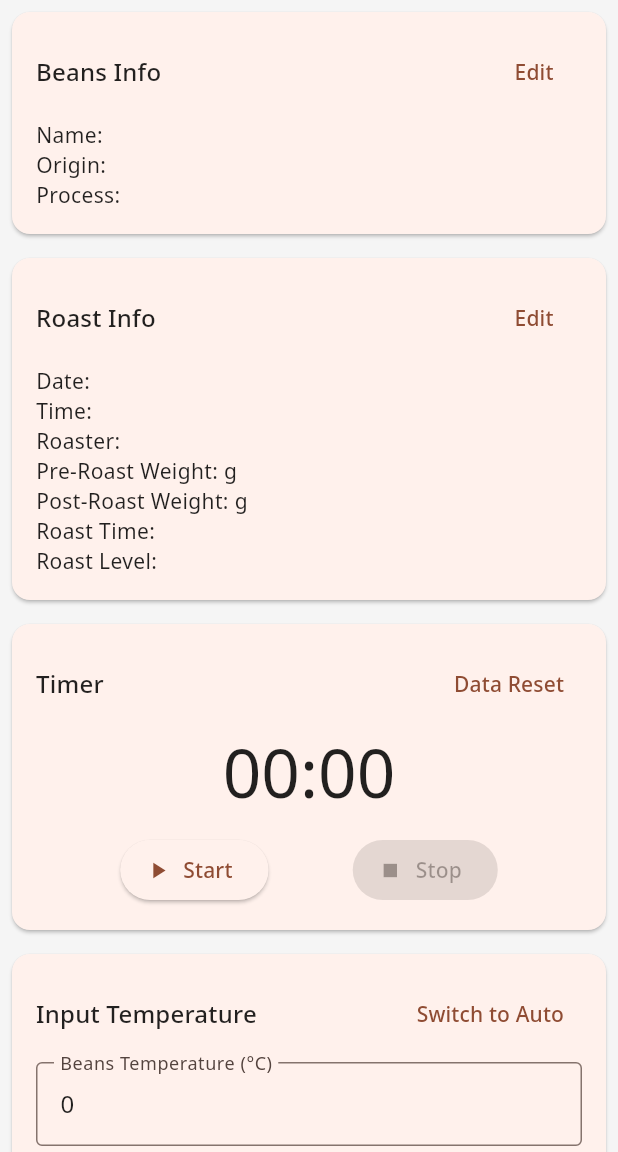
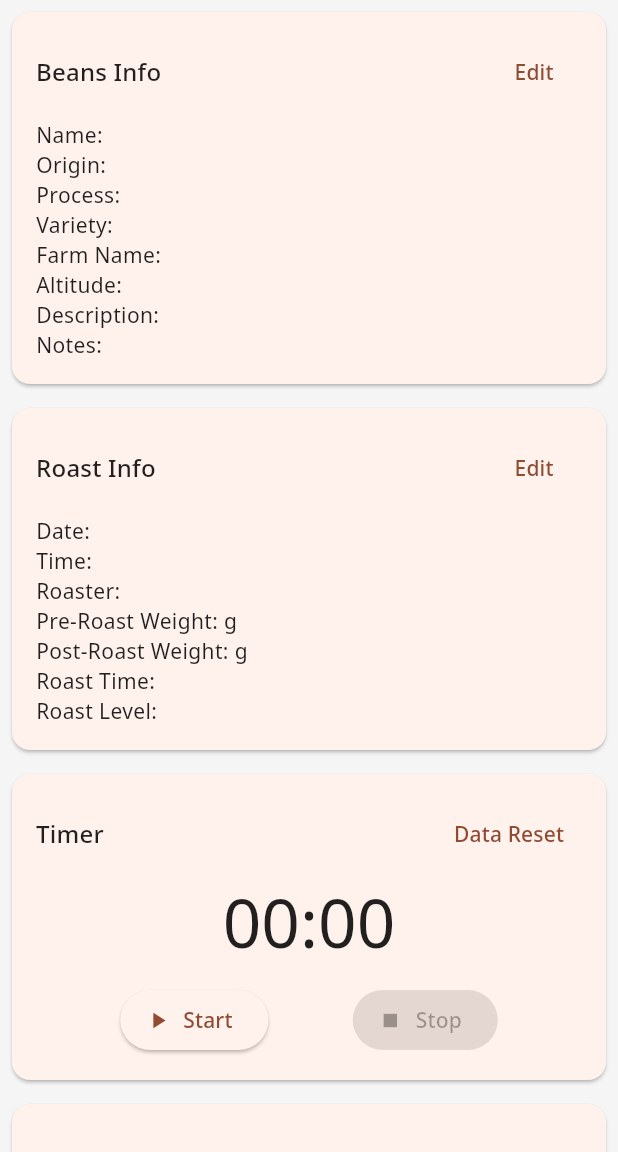
Before and after one commit to popcoondev/roast_logger, a Flutter app: the screen it shows after launch, tab 2 chosen, after a tap on the "add" icon, on a phone screen of 412 x 824 dp, the part 84-1236 px from its top. Run offline on Flutter 3.47's test engine with Material 3 defaults, Android fonts, the light colour scheme and no system bars; our stand-ins replace fl_chart, font_awesome_flutter, google_fonts, sqflite; accounts and stored records are empty.

Commit message:
Modifiled GreenBean table

```diff
--- a/lib/dialogs/bean_info_dialog.dart
+++ b/lib/dialogs/bean_info_dialog.dart
@@ -1,11 +1,11 @@
 // dialogs/bean_info_dialog.dart
 
 import 'package:flutter/material.dart';
-import '../models/bean_info.dart';
+import '../models/green_bean.dart';
 
 class BeanInfoDialog extends StatefulWidget {
-  final BeanInfo beanInfo;
-  final Function(BeanInfo) onSave;
+  final GreenBean beanInfo;
+  final Function(GreenBean) onSave;
 
   const BeanInfoDialog({Key? key, required this.beanInfo, required this.onSave}) : super(key: key);
 
@@ -17,6 +17,11 @@ class _BeanInfoDialogState extends State<BeanInfoDialog> {
   late TextEditingController _nameController;
   late TextEditingController _originController;
   late TextEditingController _processController;
+  late TextEditingController _varietyController;
+  late TextEditingController _farmNameController;
+  late TextEditingController _altitudeController;
+  late TextEditingController _descriptionController;
+  late TextEditingController _notesController;
 
   @override
   void initState() {
@@ -24,6 +29,12 @@ class _BeanInfoDialogState extends State<BeanInfoDialog> {
     _nameController = TextEditingController(text: widget.beanInfo.name);
     _originController = TextEditingController(text: widget.beanInfo.origin);
     _processController = TextEditingController(text: widget.beanInfo.process);
+    _varietyController = TextEditingController(text: widget.beanInfo.variety);
+    _farmNameController = TextEditingController(text: widget.beanInfo.farmName);
+    _altitudeController = TextEditingController(text: widget.beanInfo.altitude);
+    _descriptionController = TextEditingController(text: widget.beanInfo.description);
+    _notesController = TextEditingController(text: widget.beanInfo.notes);
+
   }
 
   @override
@@ -46,6 +57,28 @@ class _BeanInfoDialogState extends State<BeanInfoDialog> {
               controller: _processController,
               decoration: const InputDecoration(labelText: 'Process'),
             ),
+            TextField(
+              controller: _varietyController,
+              decoration: const InputDecoration(labelText: 'Variety'),
+            ),
+            TextField(
+              controller: _farmNameController,
+              decoration: const InputDecoration(labelText: 'Farm Name'),
+            ),
+            TextField(
+              controller: _altitudeController,
+              decoration: const InputDecoration(labelText: 'Altitude'),
+            ),
+            TextField(
+              controller: _descriptionController,
+              decoration: const InputDecoration(labelText: 'Description'),
+              maxLines: 3,
+            ),
+            TextField(
+              controller: _notesController,
+              decoration: const InputDecoration(labelText: 'Notes'),
+              maxLines: 3,
+            ),
           ],
         ),
       ),
@@ -58,11 +91,18 @@ class _BeanInfoDialogState extends State<BeanInfoDialog> {
         ),
         ElevatedButton(
           onPressed: () {
-            widget.onSave(BeanInfo(
+            widget.onSave(GreenBean(
               id: widget.beanInfo.id,
+              createdAt: widget.beanInfo.createdAt,
+              updatedAt: DateTime.now(),
               name: _nameController.text,
               origin: _originController.text,
               process: _processController.text,
+              variety: _varietyController.text,
+              farmName: _farmNameController.text,
+              altitude: _altitudeController.text,
+              description: _descriptionController.text,
+              notes: _notesController.text,
             ));
             Navigator.of(context).pop();
           },
--- a/lib/helper/database_helper.dart
+++ b/lib/helper/database_helper.dart
@@ -1,7 +1,7 @@
 import 'dart:async';
 import 'package:path/path.dart';
 import 'package:sqflite/sqflite.dart';
-import '../models/bean_info.dart';
+import '../models/green_bean.dart';
 import '../models/roast_info.dart';
 import '../models/cupping_result.dart';
 // import '../models/drink.dart';
@@ -39,30 +39,40 @@ class DatabaseHelper {
     await db.execute('''
       CREATE TABLE green_beans (
         id TEXT PRIMARY KEY,
+        createdAt TEXT,
+        updatedAt TEXT,
         name TEXT NOT NULL,
         origin TEXT,
-        process TEXT
+        process TEXT,
+        variety TEXT,
+        farmName TEXT,
+        altitude TEXT,
+        description TEXT,
+        notes TEXT
       )
     ''');
   }
 
   printBeans() async {
+    print('printBeans');
     final db = await database;
     final List<Map<String, dynamic>> maps = await db.query('green_beans');
     print(maps);
   }
 
   // Beanの取得
-  Future<List<BeanInfo>> getBeans() async {
+  Future<List<GreenBean>> getBeans() async {
+    print('getBeans');
     final db = await database;
     final List<Map<String, dynamic>> maps = await db.query('green_beans');
     return List.generate(maps.length, (i) {
-      return BeanInfo.fromMap(maps[i]);
+      return GreenBean.fromMap(maps[i]);
     });
   }
 
   // Beanの挿入
-  Future<void> insertGreenBean(BeanInfo bean) async {
+  Future<void> insertGreenBean(GreenBean bean) async {
+    print('insertGreenBean');
     final db = await database;
     try {
       await db.insert(
@@ -76,7 +86,8 @@ class DatabaseHelper {
   }
 
   // Beanの更新
-  Future<void> updateBeanInfo(BeanInfo bean) async {
+  Future<void> updateBeanInfo(GreenBean bean) async {
+    print('updateBeanInfo');
     final db = await database;
     try {
       await db.update(
@@ -92,6 +103,7 @@ class DatabaseHelper {
 
   // Beanの削除
   Future<void> deleteBeanInfo(String id) async {
+    print('deleteBeanInfo');
     final db = await database;
     try {
       await db.delete(
@@ -104,4 +116,20 @@ class DatabaseHelper {
     }
   }
 
+  // green_beansテーブルの削除
+  // getDatabasesPath(), 'roast_logger.db'のファイルを削除する
+  Future<void> deleteGreenBeansTable() async {
+    print('deleteGreenBeansTable');
+    final db = await database;
+    try {
+      await db.execute('DROP TABLE IF EXISTS green_beans');
+
+      // テーブルを再作成する
+      await _onCreate(db, 1);  // バージョンに応じて設定
+      print('green_beansテーブルを再作成しました。');
+    } catch (e) {
+      print(e);
+    }
+  }
+
 }
--- a/lib/model.dart
+++ /dev/null
@@ -1,142 +0,0 @@
-
-class LogEntry {
-  final int time;
-  int temperature;
-  double? ror;
-  String? event;
-
-  LogEntry({
-    required this.time,
-    required this.temperature,
-    this.ror,
-    this.event,
-  });
-
-  factory LogEntry.fromJson(Map<String, dynamic> json) {
-    return LogEntry(
-      time: json['time'],
-      temperature: json['temperature'],
-      ror: json['ror'] != null ? json['ror'].toDouble() : null,
-      event: json['event'],
-    );
-  }
-
-  Map<String, dynamic> toJson() {
-    return {
-      'time': time,
-      'temperature': temperature,
-      'ror': ror,
-      'event': event,
-    };
-  }
-}
-
-class BeanInfo {
-  final String name;
-  final String origin;
-  final String process;
-
-  BeanInfo({
-    required this.name,
-    required this.origin,
-    required this.process,
-  });
-
-  factory BeanInfo.fromJson(Map<String, dynamic> json) {
-    return BeanInfo(
-      name: json['name'],
-      origin: json['origin'],
-      process: json['process'],
-    );
-  }
-
-  Map<String, dynamic> toJson() {
-    return {
-      'name': name,
-      'origin': origin,
-      'process': process,
-    };
-  }
-}
-
-class RoastInfo {
-  final String date;
-  final String time;
-  final String roaster;
-  final String preRoastWeight;
-  final String postRoastWeight;
-  final String roastTime;
-  final double roastLevel;
-  final String roastLevelName;
-
-  RoastInfo({
-    required this.date,
-    required this.time,
-    required this.roaster,
-    required this.preRoastWeight,
-    required this.postRoastWeight,
-    required this.roastTime,
-    required this.roastLevel,
-    required this.roastLevelName,
-  });
-
-  factory RoastInfo.fromJson(Map<String, dynamic> json) {
-    return RoastInfo(
-      date: json['date'],
-      time: json['time'],
-      roaster: json['roaster'],
-      preRoastWeight: json['preRoastWeight'],
-      postRoastWeight: json['postRoastWeight'] ?? '',
-      roastTime: json['roastTime'],
-      roastLevel: json['roastLevel'].toDouble(),
-      roastLevelName: json['roastLevelName'] ?? '',
-    );
-  }
-
-  Map<String, dynamic> toJson() {
-    return {
-      'date': date,
-      'time': time,
-      'roaster': roaster,
-      'preRoastWeight': preRoastWeight,
-      'postRoastWeight': postRoastWeight,
-      'roastTime': roastTime,
-      'roastLevel': roastLevel,
-      'roastLevelName': roastLevelName,
-    };
-  }
-}
-
-class RoastLog {
-  final List<LogEntry> logEntries;
-  final int currentTime;
-  final BeanInfo beanInfo;
-  final RoastInfo roastInfo;
-
-  RoastLog({
-    required this.logEntries,
-    required this.currentTime,
-    required this.beanInfo,
-    required this.roastInfo,
-  });
-
-  factory RoastLog.fromJson(Map<String, dynamic> json) {
-    return RoastLog(
-      logEntries: (json['logEntries'] as List)
-          .map((e) => LogEntry.fromJson(e))
-          .toList(),
-      currentTime: json['currentTime'],
-      beanInfo: BeanInfo.fromJson(json['beanInfo']),
-      roastInfo: RoastInfo.fromJson(json['roastInfo']),
-    );
-  }
-
-  Map<String, dynamic> toJson() {
-    return {
-      'logEntries': logEntries.map((e) => e.toJson()).toList(),
-      'currentTime': currentTime,
-      'beanInfo': beanInfo.toJson(),
-      'roastInfo': roastInfo.toJson(),
-    };
-  }
-}
--- a/lib/models/bean_info.dart
+++ /dev/null
@@ -1,34 +0,0 @@
-// models/bean_info.dart
-import 'package:uuid/uuid.dart';
-
-class BeanInfo {
-  String id;
-  String name;
-  String origin;
-  String process;
-
-  BeanInfo({
-    String? id,
-    required this.name,
-    required this.origin,
-    required this.process,
-  }) : id = id ?? Uuid().v4();
-
-  Map<String, dynamic> toMap() {
-    return {
-      'id': id,
-      'name': name,
-      'origin': origin,
-      'process': process,
-    };
-  }
-
-  factory BeanInfo.fromMap(Map<String, dynamic> map) {
-    return BeanInfo(
-      id: map['id'],
-      name: map['name'],
-      origin: map['origin'],
-      process: map['process'],
-    );
-  }
-}
--- /dev/null
+++ b/lib/models/green_bean.dart
@@ -0,0 +1,64 @@
+// models/bean_info.dart
+import 'package:uuid/uuid.dart';
+
+class GreenBean {
+  String id;
+  DateTime? createdAt;
+  DateTime? updatedAt;
+  String name;
+  String origin; // 生産国
+  String process; // 加工法
+  String variety; // 品種
+  String farmName; // 生産者
+  String altitude; // 標高
+  String description; // 説明
+  String notes; // ノート
+
+  GreenBean({
+    String? id,
+    DateTime? createdAt,
+    DateTime? updatedAt,
+    required this.name,
+    this.origin = '',
+    this.process = '',
+    this.variety = '',
+    this.farmName = '',
+    this.altitude = '',
+    this.description = '',
+    this.notes = '',
+  }) : id = id ?? Uuid().v4(),
+       createdAt = createdAt ?? DateTime.now(),
+       updatedAt = updatedAt ?? DateTime.now();
+
+  Map<String, dynamic> toMap() {
+    return {
+      'id': id,
+      'createdAt': createdAt?.toIso8601String(),
+      'updatedAt': updatedAt?.toIso8601String(),
+      'name': name,
+      'origin': origin,
+      'process': process,
+      'variety': variety,
+      'farmName': farmName,
+      'altitude': altitude,
+      'description': description,
+      'notes': notes,
+    };
+  }
+
+  factory GreenBean.fromMap(Map<String, dynamic> map) {
+    return GreenBean(
+      id: map['id'],
+      createdAt: map['createdAt'] != null ? DateTime.parse(map['createdAt']) : null,
+      updatedAt: map['updatedAt'] != null ? DateTime.parse(map['updatedAt']) : null,
+      name: map['name'],
+      origin: map['origin'],
+      process: map['process'],
+      variety: map['variety'],
+      farmName: map['farmName'],
+      altitude: map['altitude'],
+      description: map['description'],
+      notes: map['notes'],
+    );
+  }
+}
--- a/lib/models/roast_log.dart
+++ b/lib/models/roast_log.dart
@@ -1,6 +1,6 @@
 // models/roast_log.dart
 
-import 'bean_info.dart';
+import 'green_bean.dart';
 import 'roast_info.dart';
 import 'log_entry.dart';
 import 'cupping_result.dart';
@@ -10,7 +10,7 @@ class RoastLog {
   String? id = Uuid().v4();
   List<LogEntry> logEntries;
   int currentTime;
-  BeanInfo beanInfo;
+  GreenBean beanInfo;
   RoastInfo roastInfo;
   List<CuppingResult>? cuppingResults;
 
--- a/lib/screens/green_list_screen.dart
+++ b/lib/screens/green_list_screen.dart
@@ -1,7 +1,7 @@
 import 'package:flutter/material.dart';
 import 'package:roast_logger/dialogs/bean_info_dialog.dart';
 import '../helper/database_helper.dart';
-import '../models/bean_info.dart';
+import '../models/green_bean.dart';
 import '../widgets/green_list_item.dart';
 import 'green_detail_screen.dart';
 import 'roast_logger_screen.dart'; // RoastLogger画面をインポート
@@ -14,7 +14,7 @@ class GreenListScreen extends StatefulWidget {
 }
 
 class _GreenListScreenState extends State<GreenListScreen> {
-  List<BeanInfo> _beanInfos = []; // ローストログのリスト
+  List<GreenBean> _beanInfos = []; // ローストログのリスト
 
   // ソートオプション
   String _sortOption = 'Date';
@@ -29,20 +29,20 @@ class _GreenListScreenState extends State<GreenListScreen> {
 
   void _loadBeanInfos() async {
     DatabaseHelper dbHelper = DatabaseHelper();
-    List<BeanInfo> beanList = await dbHelper.getBeans();
+    List<GreenBean> beanList = await dbHelper.getBeans();
     setState(() {
       _beanInfos = beanList;
       _sortBeanInfo();
     });
   }
 
-  void _addBeanInfo(BeanInfo beanInfo) async {
+  void _addBeanInfo(GreenBean beanInfo) async {
     DatabaseHelper dbHelper = DatabaseHelper();
     await dbHelper.insertGreenBean(beanInfo);
     _loadBeanInfos();
   }
 
-  void _deleteBeanInfo(BeanInfo beanInfo) async {
+  void _deleteBeanInfo(GreenBean beanInfo) async {
     DatabaseHelper dbHelper = DatabaseHelper();
     await dbHelper.deleteBeanInfo(beanInfo.id);
     _loadBeanInfos();
@@ -71,7 +71,7 @@ class _GreenListScreenState extends State<GreenListScreen> {
 
   // 新しい生豆データの作成 showDialogでBeanInfoFormを表示
   void addBeanInfo() {
-    BeanInfo beanInfo = BeanInfo(name: '', origin: '', process: '');
+    GreenBean beanInfo = GreenBean(name: '', origin: '', process: '');
     showDialog(
       context: context,
       builder: (context) {
@@ -128,7 +128,7 @@ class _GreenListScreenState extends State<GreenListScreen> {
           return GreenListItem(
             beanInfo: _beanInfos[index],
             onTap: () async {
-              BeanInfo? result = await Navigator.push(
+              GreenBean? result = await Navigator.push(
                 context,
                 MaterialPageRoute(
                   builder: (context) => GreenDetailScreen(beanInfo: _beanInfos[index]),
--- a/lib/screens/home_screen.dart
+++ b/lib/screens/home_screen.dart
@@ -1,6 +1,7 @@
 // screens/home_screen.dart
 
 import 'package:flutter/material.dart';
+import '../helper/database_helper.dart';
 import 'roast_list_screen.dart';
 import 'green_list_screen.dart';
 
@@ -17,6 +18,8 @@ class HomeScreen extends StatelessWidget {
 
   @override
   Widget build(BuildContext context) {
+    DatabaseHelper databaseHelper = DatabaseHelper();
+    databaseHelper.deleteGreenBeansTable();
     return DefaultTabController(
       length: 3, // タブの数
       child: Scaffold(
--- a/lib/screens/roast_list_screen.dart
+++ b/lib/screens/roast_list_screen.dart
@@ -1,7 +1,7 @@
 import 'package:flutter/material.dart';
 import '../models/cupping_result.dart';
 import '../models/roast_log.dart';
-import '../models/bean_info.dart';
+import '../models/green_bean.dart';
 import '../models/roast_info.dart';
 import '../widgets/roast_list_item.dart';
 import 'roast_detail_screen.dart';
@@ -35,7 +35,7 @@ class _RoastListScreenState extends State<RoastListScreen> {
         RoastLog(
           logEntries: [],
           currentTime: 600,
-          beanInfo: BeanInfo(
+          beanInfo: GreenBean(
             name: 'Ethiopia Sidamo',
             origin: 'Ethiopia',
             process: 'Washed',
--- a/lib/screens/roast_logger_screen.dart
+++ b/lib/screens/roast_logger_screen.dart
@@ -5,7 +5,7 @@ import 'dart:async';
 import 'package:flutter/material.dart';
 import 'package:roast_logger/widgets/timer_small_widget.dart';
 import '../dialogs/chart_settings_dialog.dart';
-import '../models/bean_info.dart';
+import '../models/green_bean.dart';
 import '../models/chart_settings.dart';
 import '../models/roast_info.dart';
 import '../models/log_entry.dart';
@@ -62,7 +62,7 @@ class _RoastLoggerState extends State<RoastLoggerScreen> {
     _roastLog ??= RoastLog(
         logEntries: [],
         currentTime: 0,
-        beanInfo: BeanInfo(
+        beanInfo: GreenBean(
           name: '',
           origin: '',
           process: '',
@@ -615,7 +615,7 @@ class _RoastLoggerState extends State<RoastLoggerScreen> {
       builder: (context) {
         return BeanInfoDialog(
           beanInfo: _roastLog!.beanInfo,
-          onSave: (BeanInfo updatedBeanInfo) {
+          onSave: (GreenBean updatedBeanInfo) {
             setState(() {
               _roastLog!.beanInfo = updatedBeanInfo;
             });
--- a/lib/widgets/bean_info_widget.dart
+++ b/lib/widgets/bean_info_widget.dart
@@ -1,10 +1,10 @@
 // widgets/bean_info_widget.dart
 
 import 'package:flutter/material.dart';
-import '../models/bean_info.dart';
+import '../models/green_bean.dart';
 
 class BeanInfoWidget extends StatelessWidget {
-  final BeanInfo beanInfo;
+  final GreenBean beanInfo;
 
   const BeanInfoWidget({Key? key, required this.beanInfo}) : super(key: key);
 
@@ -16,6 +16,11 @@ class BeanInfoWidget extends StatelessWidget {
         Text('Name: ${beanInfo.name}'),
         Text('Origin: ${beanInfo.origin}'),
         Text('Process: ${beanInfo.process}'),
+        Text('Variety: ${beanInfo.variety}'),
+        Text('Farm Name: ${beanInfo.farmName}'),
+        Text('Altitude: ${beanInfo.altitude}'),
+        Text('Description: ${beanInfo.description}'),
+        Text('Notes: ${beanInfo.notes}'),
       ],
     );
   }
```
Also changed, not shown: lib/screens/green_detail_screen.dart (+5 -5 lines), lib/widgets/green_list_item.dart (+4 -4 lines).
